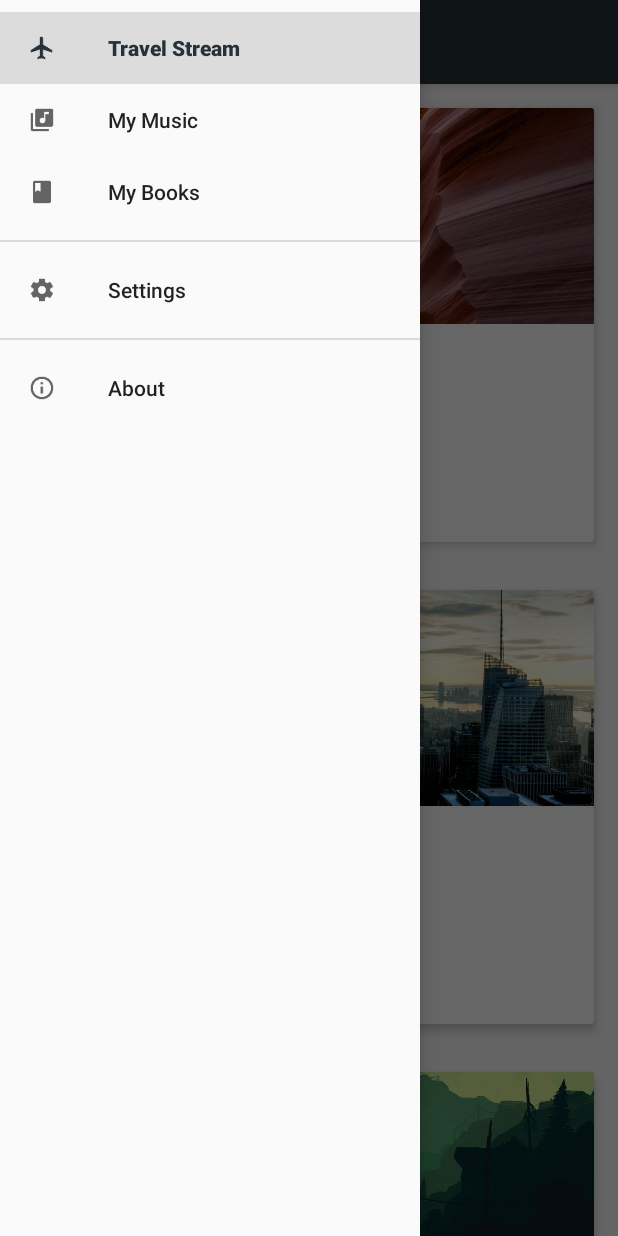
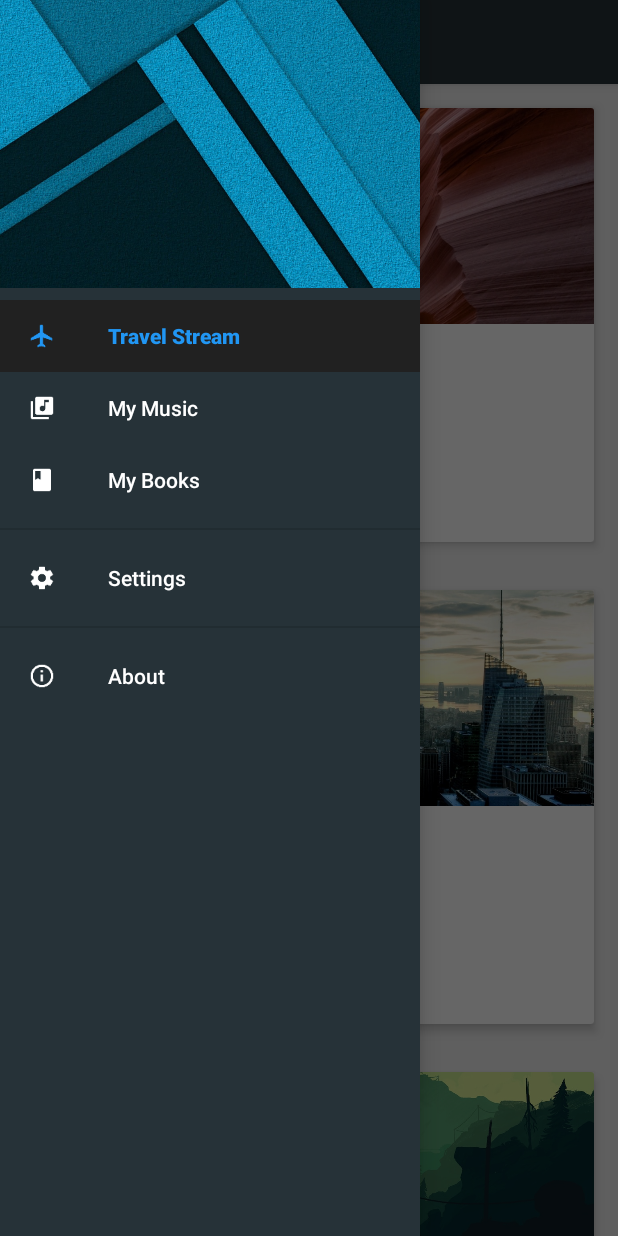
Before and after one commit to andreaseckner/zapp-android, an Android app: the screen it shows after launch (MainActivity), with the side drawer open, on a phone screen of 412 x 824 dp. Run offline under Robolectric (Android 15) with nearby library versions, the phone set to English and light mode, and no system bars.

Commit message:
add solution for 3.05 - Material Design - Customizations

```diff
--- /dev/null
+++ b/app/src/main/res/color/state_list_text_icon_nav_item.xml
@@ -0,0 +1,7 @@
+<?xml version="1.0" encoding="utf-8"?>
+<selector xmlns:android="http://schemas.android.com/apk/res/android">
+    <!-- Used when the navigation item is checked -->
+    <item android:color="@color/colorAccent" android:state_checked="true" />
+    <!-- Default text and icon color -->
+    <item android:color="@android:color/white" />
+</selector>
--- /dev/null
+++ b/app/src/main/res/drawable/selector_background_nav_item.xml
@@ -0,0 +1,7 @@
+<?xml version="1.0" encoding="utf-8"?>
+<selector xmlns:android="http://schemas.android.com/apk/res/android">
+    <!-- Used when the navigation item is checked -->
+    <item android:drawable="@color/grey_900" android:state_checked="true" />
+    <!-- Default background color -->
+    <item android:drawable="@android:color/transparent" />
+</selector>
--- a/app/src/main/res/layout/activity_main.xml
+++ b/app/src/main/res/layout/activity_main.xml
@@ -26,13 +26,17 @@
 
     </LinearLayout>
 
-    <!-- TODO (3) Add some customizations -->
     <android.support.design.widget.NavigationView
         android:id="@+id/main_navigation_view"
         android:layout_width="wrap_content"
         android:layout_height="match_parent"
         android:layout_gravity="start"
         android:fitsSystemWindows="true"
+        android:background="@color/colorPrimary"
+        app:headerLayout="@layout/include_header_nav_drawer"
+        app:itemBackground="@drawable/selector_background_nav_item"
+        app:itemIconTint="@color/state_list_text_icon_nav_item"
+        app:itemTextColor="@color/state_list_text_icon_nav_item"
         app:menu="@menu/menu_nav_drawer" />
 
 </android.support.v4.widget.DrawerLayout>
--- a/app/src/main/res/values-v21/styles.xml
+++ b/app/src/main/res/values-v21/styles.xml
@@ -1,14 +1,15 @@
+<?xml version="1.0" encoding="utf-8"?>
 <resources>
 
-    <!-- Base application theme. -->
-    <!-- TODO (2) Add some customizations -->
-    <style name="AppTheme" parent="Theme.AppCompat.Light.NoActionBar">
-        <!-- Customize your theme here. -->
-        <item name="colorPrimary">@color/colorPrimary</item>
-        <item name="colorPrimaryDark">@color/colorPrimaryDark</item>
-        <item name="colorAccent">@color/colorAccent</item>
+    <style name="AppTheme" parent="AppThemeBase">
+        <!-- v21 only -->
         <item name="android:windowDrawsSystemBarBackgrounds">true</item>
         <item name="android:statusBarColor">@android:color/transparent</item>
     </style>
 
+    <style name="ToolbarStyleBase.App">
+        <!-- v21+ only -->
+        <item name="android:elevation">@dimen/default_elevation</item>
+    </style>
+
 </resources>
--- a/app/src/main/res/values/styles.xml
+++ b/app/src/main/res/values/styles.xml
@@ -1,12 +1,40 @@
 <resources>
 
     <!-- Base application theme. -->
-    <!-- TODO (1) Add some customizations -->
-    <style name="AppTheme" parent="Theme.AppCompat.Light.NoActionBar">
-        <!-- Customize your theme here. -->
+    <style name="AppThemeBase" parent="Theme.AppCompat.Light.NoActionBar">
+        <!--   The primary branding color for the app. By default, this is the color applied to the action bar background -->
         <item name="colorPrimary">@color/colorPrimary</item>
+        <!--   Dark variant of the primary branding color. By default, this is the color applied to the status bar (via statusBarColor) and navigation bar (via navigationBarColor) -->
         <item name="colorPrimaryDark">@color/colorPrimaryDark</item>
         <item name="colorAccent">@color/colorAccent</item>
+        <item name="drawerArrowStyle">@style/DrawerArrowStyle</item>
+        <item name="android:windowBackground">@color/grey_200</item>
     </style>
 
+    <style name="DrawerArrowStyle" parent="Widget.AppCompat.DrawerArrowToggle">
+        <item name="spinBars">true</item>
+        <item name="color">@android:color/white</item>
+    </style>
+
+    <!-- Duplicate in values-v21 -->
+    <!--suppress CheckTagEmptyBody -->
+    <style name="AppTheme" parent="AppThemeBase"></style>
+
+    <style name="ToolbarStyleBase">
+        <item name="popupTheme">@style/ThemeOverlay.AppCompat.Light</item>
+        <item name="android:background">?colorPrimary</item>
+        <item name="android:theme">@style/ToolbarThemeBase</item>
+    </style>
+
+    <style name="ToolbarThemeBase">
+        <!-- Used to for the title of the Toolbar -->
+        <item name="android:textColorPrimary">@android:color/white</item>
+        <!-- Used to color back button and overflow menu dots -->
+        <item name="android:textColorSecondary">@android:color/white</item>
+    </style>
+
+    <!-- Duplicate in values-v21 -->
+    <!--suppress CheckTagEmptyBody -->
+    <style name="ToolbarStyleBase.App"></style>
+
 </resources>
```
